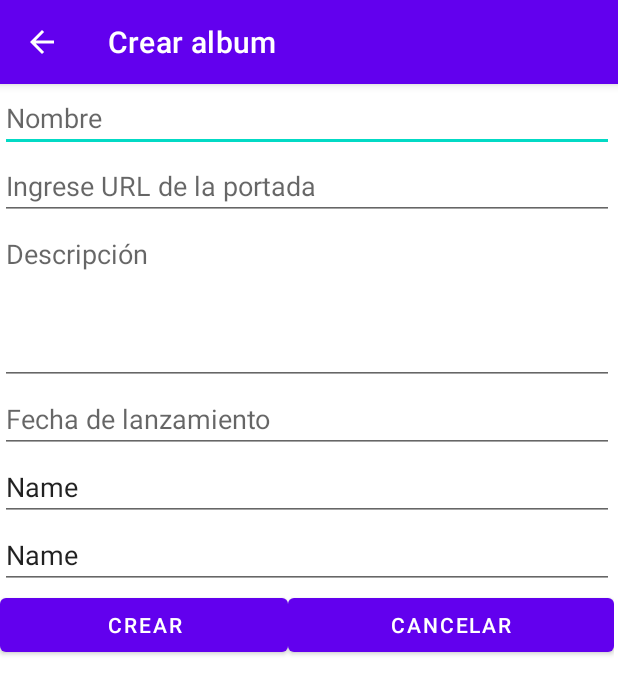
After one commit to afrodriguezm1/AgileMates-Moviles-MISO, an Android app: the CreateAlbum screen opened directly, with no data from a screen before it, on a phone screen of 412 x 824 dp. The commit adds this screen. Shown: the top 694 px of the screen. Run offline under Robolectric (Android 15) with nearby library versions, the phone set to English and light mode, and no system bars; our stand-ins replace data binding; network calls fail.

Commit message:
Creacion ui

```diff
--- a/Vinilos/app/src/main/AndroidManifest.xml
+++ b/Vinilos/app/src/main/AndroidManifest.xml
@@ -1,6 +1,7 @@
 <?xml version="1.0" encoding="utf-8"?>
 <manifest xmlns:android="http://schemas.android.com/apk/res/android"
     package="com.example.vinilos">
+
     <uses-permission android:name="android.permission.INTERNET" />
 
     <application
@@ -10,6 +11,14 @@
         android:roundIcon="@mipmap/ic_launcher_round"
         android:supportsRtl="true"
         android:theme="@style/Theme.Vinilos">
+        <activity
+            android:name=".ui.createAlbum.CreateAlbum"
+            android:exported="false">
+            <intent-filter>
+                <action android:name="android.intent.action.CREATE" />
+                <category android:name="android.intent.category.DEFAULT" />
+            </intent-filter>
+        </activity>
         <activity
             android:name=".MainActivity"
             android:exported="true"
--- /dev/null
+++ b/Vinilos/app/src/main/java/com/example/vinilos/ui/createAlbum/CreateAlbum.kt
@@ -0,0 +1,22 @@
+package com.example.vinilos.ui.createAlbum
+
+import androidx.appcompat.app.AppCompatActivity
+import android.os.Bundle
+import com.example.vinilos.R
+
+class CreateAlbum : AppCompatActivity() {
+    override fun onCreate(savedInstanceState: Bundle?) {
+        super.onCreate(savedInstanceState)
+        setContentView(R.layout.activity_create_album)
+
+        val actionbar = supportActionBar
+        //set actionbar title
+        actionbar!!.title = getString(R.string.activity_create_album_tittle);
+        actionbar.setDisplayHomeAsUpEnabled(true)
+    }
+
+    override fun onSupportNavigateUp(): Boolean {
+        onBackPressed()
+        return true
+    }
+}
--- a/Vinilos/app/src/main/java/com/example/vinilos/ui/home/HomeFragment.kt
+++ b/Vinilos/app/src/main/java/com/example/vinilos/ui/home/HomeFragment.kt
@@ -1,10 +1,12 @@
 package com.example.vinilos.ui.home
 
 import android.app.Activity
+import android.content.Intent
 import android.os.Bundle
 import android.view.LayoutInflater
 import android.view.View
 import android.view.ViewGroup
+import android.widget.Button
 import android.widget.Toast
 import androidx.fragment.app.Fragment
 import androidx.lifecycle.Observer
@@ -15,7 +17,9 @@ import com.example.vinilos.R
 
 import com.example.vinilos.databinding.FragmentHomeBinding
 import com.example.vinilos.models.Album
+import com.example.vinilos.ui.createAlbum.CreateAlbum
 import com.example.vinilos.viewmodels.AlbumViewModel
+import com.google.android.material.floatingactionbutton.FloatingActionButton
 
 class HomeFragment : Fragment() {
     private var _binding: FragmentHomeBinding? = null
@@ -39,6 +43,12 @@ class HomeFragment : Fragment() {
         recyclerView = binding.albumsRv
         recyclerView.layoutManager = LinearLayoutManager(context)
         recyclerView.adapter = viewModelAdapter
+
+        val getButton: FloatingActionButton = view.findViewById(R.id.fab);
+        getButton.setOnClickListener {
+            val intent = Intent (activity, CreateAlbum::class.java)
+            activity?.startActivity(intent)
+        }
     }
 
     override fun onActivityCreated(savedInstanceState: Bundle?) {
--- /dev/null
+++ b/Vinilos/app/src/main/res/layout/activity_create_album.xml
@@ -0,0 +1,92 @@
+<?xml version="1.0" encoding="utf-8"?>
+<layout xmlns:android="http://schemas.android.com/apk/res/android"
+    xmlns:app="http://schemas.android.com/apk/res-auto"
+    xmlns:tools="http://schemas.android.com/tools">
+
+    <data>
+        <variable name="album" type="com.example.vinilos.models.Album" />
+    </data>
+
+    <androidx.constraintlayout.widget.ConstraintLayout
+        android:layout_width="match_parent"
+        android:layout_height="match_parent"
+        tools:context=".ui.createAlbum.CreateAlbum">
+
+        <LinearLayout
+            android:layout_width="409dp"
+            android:layout_height="729dp"
+            android:orientation="vertical"
+            tools:layout_editor_absoluteX="1dp"
+            tools:layout_editor_absoluteY="1dp">
+
+            <EditText
+                android:id="@+id/editTextAlbumName"
+                android:layout_width="match_parent"
+                android:layout_height="wrap_content"
+                android:ems="10"
+                android:hint="@string/activity_create_album_nombre"
+                android:inputType="textPersonName" />
+
+            <EditText
+                android:id="@+id/editTextAlbumPortada"
+                android:layout_width="match_parent"
+                android:layout_height="wrap_content"
+                android:ems="10"
+                android:hint="@string/activity_create_album_portada"
+                android:inputType="textPersonName" />
+
+            <EditText
+                android:id="@+id/editTextAlbumDescripcion"
+                android:layout_width="match_parent"
+                android:layout_height="110dp"
+                android:ems="10"
+                android:gravity="start|top"
+                android:hint="@string/activity_create_album_descripcion"
+                android:inputType="textMultiLine" />
+
+            <EditText
+                android:id="@+id/editTextAlbumFecha"
+                android:layout_width="match_parent"
+                android:layout_height="wrap_content"
+                android:ems="10"
+                android:hint="@string/activity_create_album_fecha"
+                android:inputType="date" />
+
+            <EditText
+                android:id="@+id/editTextTextPersonName3"
+                android:layout_width="match_parent"
+                android:layout_height="wrap_content"
+                android:ems="10"
+                android:inputType="textPersonName"
+                android:text="Name" />
+
+            <EditText
+                android:id="@+id/editTextTextPersonName4"
+                android:layout_width="match_parent"
+                android:layout_height="wrap_content"
+                android:ems="10"
+                android:inputType="textPersonName"
+                android:text="Name" />
+
+            <LinearLayout
+                android:layout_width="match_parent"
+                android:layout_height="match_parent"
+                android:orientation="horizontal">
+
+                <Button
+                    android:id="@+id/button"
+                    android:layout_width="wrap_content"
+                    android:layout_height="wrap_content"
+                    android:layout_weight="1"
+                    android:text="@string/activity_create_album_cancel" />
+
+                <Button
+                    android:id="@+id/button2"
+                    android:layout_width="wrap_content"
+                    android:layout_height="wrap_content"
+                    android:layout_weight="1"
+                    android:text="@string/activity_create_album_create" />
+            </LinearLayout>
+        </LinearLayout>
+    </androidx.constraintlayout.widget.ConstraintLayout>
+</layout>
--- a/Vinilos/app/src/main/res/values/strings.xml
+++ b/Vinilos/app/src/main/res/values/strings.xml
@@ -4,4 +4,14 @@
     <string name="title_dashboard">Dashboard</string>
     <string name="title_notifications">Notifications</string>
     <string name="tittle_album">Álbumes</string>
+
+    <string name="activity_create_album_tittle">Crear album</string>
+    <string name="activity_create_album_nombre">Nombre</string>
+    <string name="activity_create_album_portada">Ingrese URL de la portada</string>
+    <string name="activity_create_album_descripcion">Descripción</string>
+    <string name="activity_create_album_fecha">Fecha de lanzamiento</string>
+    <string name="activity_create_album_genero">Seleccionar género</string>
+    <string name="activity_create_album_disquera">Seleccionar disquera</string>
+    <string name="activity_create_album_create">Cancelar</string>
+    <string name="activity_create_album_cancel">Crear</string>
 </resources>
```
